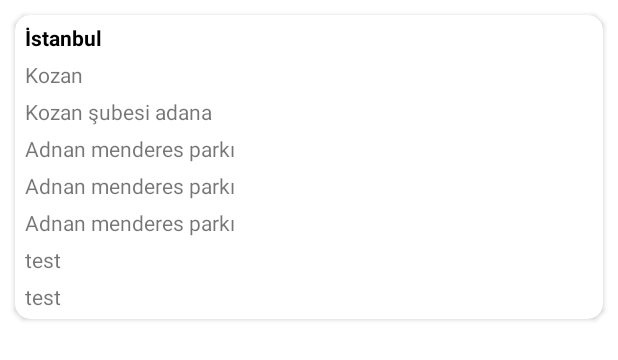
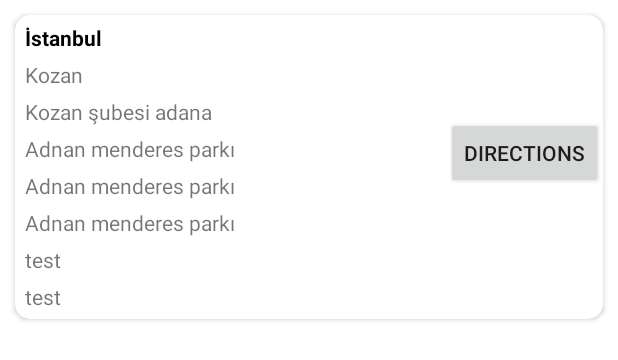
Before and after one commit to enesicmen/EnquraChallenge, an Android app: the layout fragment_bank_branch_detail.xml on its own in the app's theme, with its tools: preview values and no code run, on a phone screen of 412 x 824 dp. Shown: the top 360 px of the screen. Run offline under Robolectric (Android 15) with nearby library versions, the phone set to English and light mode, and no system bars; network calls fail.

```diff
--- a/app/src/main/res/layout/fragment_bank_branch_detail.xml
+++ b/app/src/main/res/layout/fragment_bank_branch_detail.xml
@@ -112,6 +112,15 @@
             app:layout_constraintTop_toBottomOf="@+id/tvRegionalCoordinator"
             tools:text="test" />
 
+        <androidx.appcompat.widget.AppCompatButton
+            android:id="@+id/btnDirection"
+            android:layout_width="wrap_content"
+            android:text="Directions"
+            android:layout_height="wrap_content"
+            app:layout_constraintBottom_toTopOf="@+id/tvNearestAtm"
+            app:layout_constraintEnd_toEndOf="parent"
+            app:layout_constraintTop_toTopOf="parent" />
+
 
     </androidx.constraintlayout.widget.ConstraintLayout>
 
```
Also changed, not shown: app/src/main/java/com/example/enqurachallenge/ui/bankbranchlistdetail/BankBranchDetailFragment.kt (+15 -0 lines).
